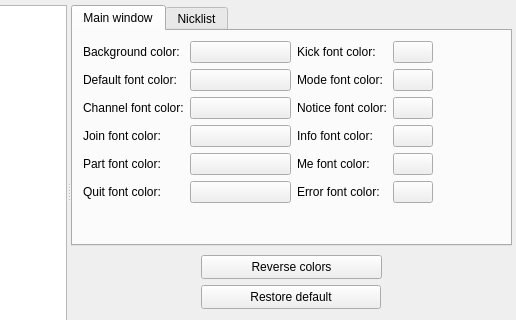
Qt form ui/options.ui (gitter-badger/simplechatclient) before a commit; both pictures show x 118 to 634 and y 0 to 320 of the 634 by 407 pixel window.
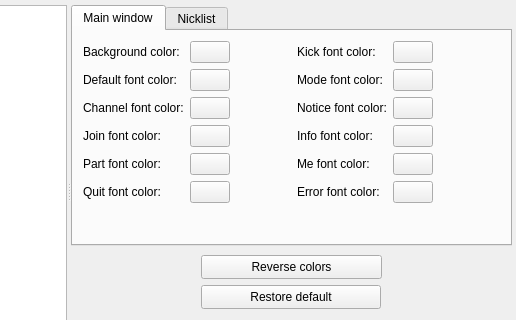
The same form after that commit. The open tabs and pages were chosen to show the change. Icons and pictures are not drawn.

Commit message: options redesign

What changed in the file:
```diff
--- a/ui/options.ui
+++ b/ui/options.ui
@@ -510,6 +510,12 @@
            </item>
            <item row="0" column="1">
             <widget class="QPushButton" name="pushButton_background_color">
+             <property name="sizePolicy">
+              <sizepolicy hsizetype="Fixed" vsizetype="Fixed">
+               <horstretch>0</horstretch>
+               <verstretch>0</verstretch>
+              </sizepolicy>
+             </property>
              <property name="text">
               <string/>
              </property>
@@ -530,6 +536,12 @@
            </item>
            <item row="1" column="1">
             <widget class="QPushButton" name="pushButton_default_color">
+             <property name="sizePolicy">
+              <sizepolicy hsizetype="Fixed" vsizetype="Fixed">
+               <horstretch>0</horstretch>
+               <verstretch>0</verstretch>
+              </sizepolicy>
+             </property>
              <property name="text">
               <string/>
              </property>
@@ -550,6 +562,12 @@
            </item>
            <item row="2" column="1">
             <widget class="QPushButton" name="pushButton_channel_color">
+             <property name="sizePolicy">
+              <sizepolicy hsizetype="Fixed" vsizetype="Fixed">
+               <horstretch>0</horstretch>
+               <verstretch>0</verstretch>
+              </sizepolicy>
+             </property>
              <property name="text">
               <string/>
              </property>
@@ -570,6 +588,12 @@
            </item>
            <item row="3" column="1">
             <widget class="QPushButton" name="pushButton_join_color">
+             <property name="sizePolicy">
+              <sizepolicy hsizetype="Fixed" vsizetype="Fixed">
+               <horstretch>0</horstretch>
+               <verstretch>0</verstretch>
+              </sizepolicy>
+             </property>
              <property name="text">
               <string/>
              </property>
@@ -590,6 +614,12 @@
            </item>
            <item row="4" column="1">
             <widget class="QPushButton" name="pushButton_part_color">
+             <property name="sizePolicy">
+              <sizepolicy hsizetype="Fixed" vsizetype="Fixed">
+               <horstretch>0</horstretch>
+               <verstretch>0</verstretch>
+              </sizepolicy>
+             </property>
              <property name="text">
               <string/>
              </property>
@@ -610,6 +640,12 @@
            </item>
            <item row="5" column="1">
             <widget class="QPushButton" name="pushButton_quit_color">
+             <property name="sizePolicy">
+              <sizepolicy hsizetype="Fixed" vsizetype="Fixed">
+               <horstretch>0</horstretch>
+               <verstretch>0</verstretch>
+              </sizepolicy>
+             </property>
              <property name="text">
               <string/>
              </property>
```
Left out of the diff: 186 changed lines with no effect on the pictures. The commit also changes 8 other files.
